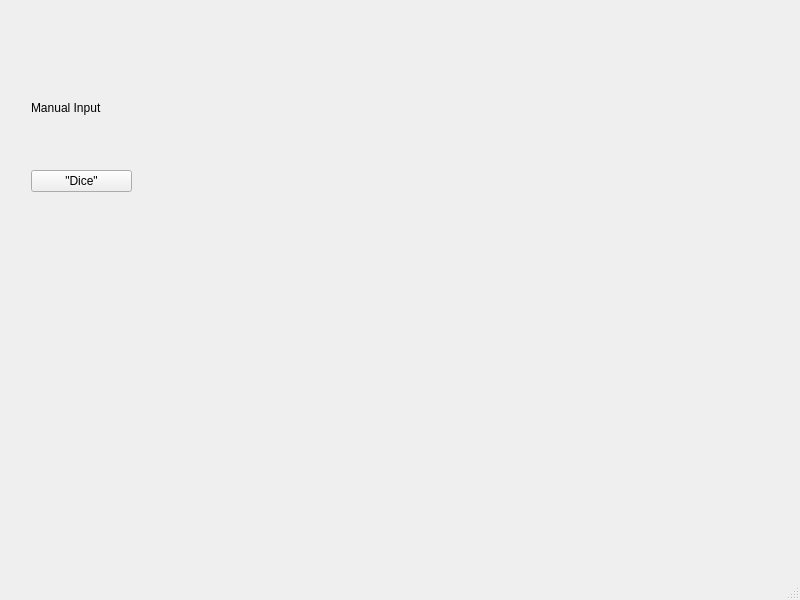
This is mainwindow.ui in vlad-avr/Lab2_Random_event_modeling as Qt 5 draws it before an edit. The edited form follows.
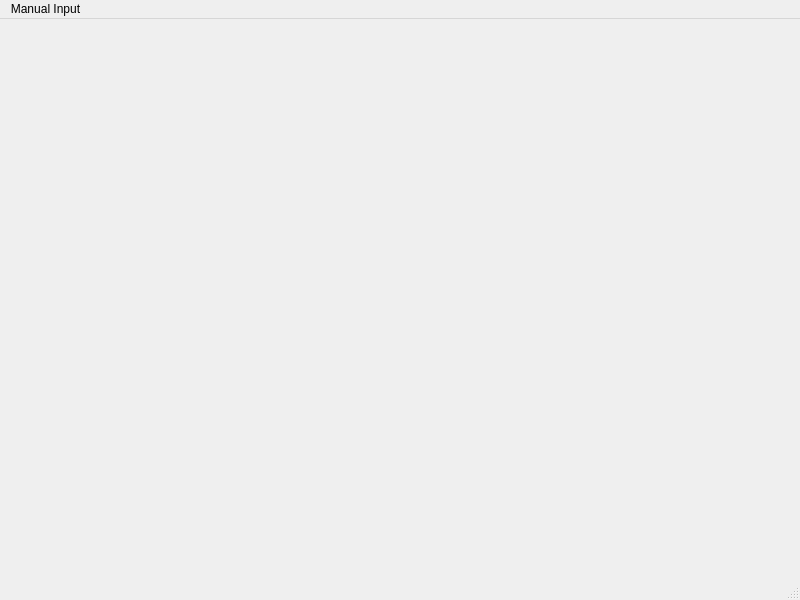
This is the edited form.

Commit message: Added separate window for manual input of the first type of experiment along with some of the necessary functionality

```diff
--- a/mainwindow.ui
+++ b/mainwindow.ui
@@ -13,41 +13,33 @@
   <property name="windowTitle">
    <string>MainWindow</string>
   </property>
-  <widget class="QWidget" name="centralwidget">
-   <widget class="QWidget" name="">
+  <widget class="QWidget" name="centralwidget"/>
+  <widget class="QStatusBar" name="statusbar"/>
+  <widget class="QMenuBar" name="menuBar">
     <property name="geometry">
      <rect>
-      <x>31</x>
-      <y>51</y>
-      <width>101</width>
-      <height>141</height>
-     </rect>
-    </property>
-    <layout class="QVBoxLayout" name="verticalLayout">
-     <item>
-      <widget class="QLabel" name="label">
-       <property name="text">
+     <x>0</x>
+     <y>0</y>
+     <width>800</width>
+     <height>26</height>
+    </rect>
+   </property>
+   <widget class="QMenu" name="menuManual_Input">
+    <property name="title">
         <string>Manual Input</string>
        </property>
-      </widget>
-     </item>
-     <item>
-      <widget class="QPushButton" name="pushButton_Dice_manual">
+    <addaction name="action_Dice_like_scenario"/>
+   </widget>
+   <addaction name="menuManual_Input"/>
+  </widget>
+  <action name="action_Dice_like_scenario">
+   <property name="text">
+    <string>&quot;Dice-like&quot; scenario</string>
+   </property>
        <property name="toolTip">
-        <string>User defines values and probabilities for basic events (sum of probabilities must be equal to 1) and then the simulation runs N times, the results are then shown in a table</string>
-       </property>
-       <property name="toolTipDuration">
-        <number>10000</number>
-       </property>
-       <property name="text">
-        <string>&quot;Dice&quot;</string>
-       </property>
-      </widget>
-     </item>
-    </layout>
-   </widget>
-  </widget>
-  <widget class="QStatusBar" name="statusbar"/>
+    <string>Experiment similar to a 'dice' with N faces that have different probabilities (sum of probabilieties must be equal to 1)</string>
+   </property>
+  </action>
  </widget>
  <resources/>
  <connections/>
```
Lines whose indentation alone changed are shown as unchanged. The commit also changes 7 other files.
